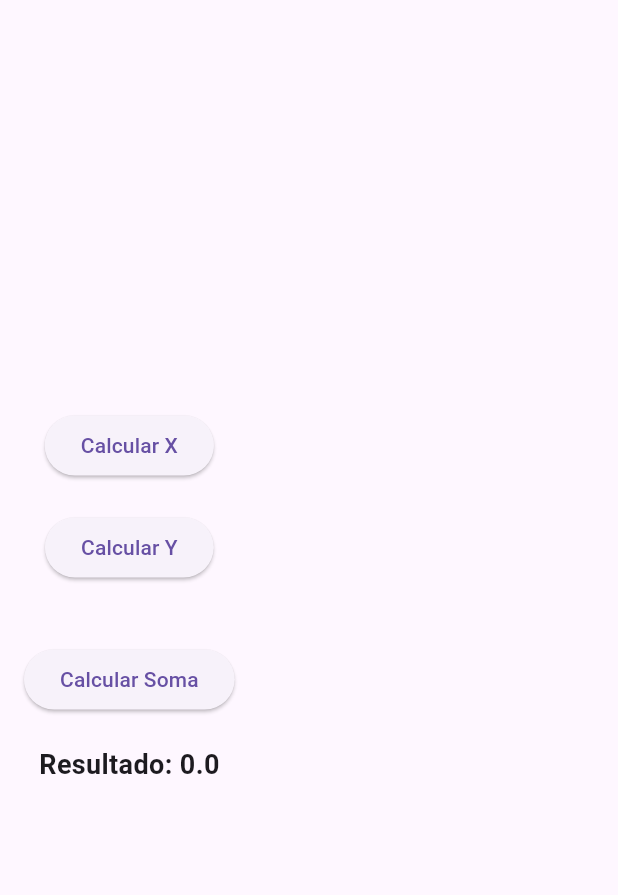
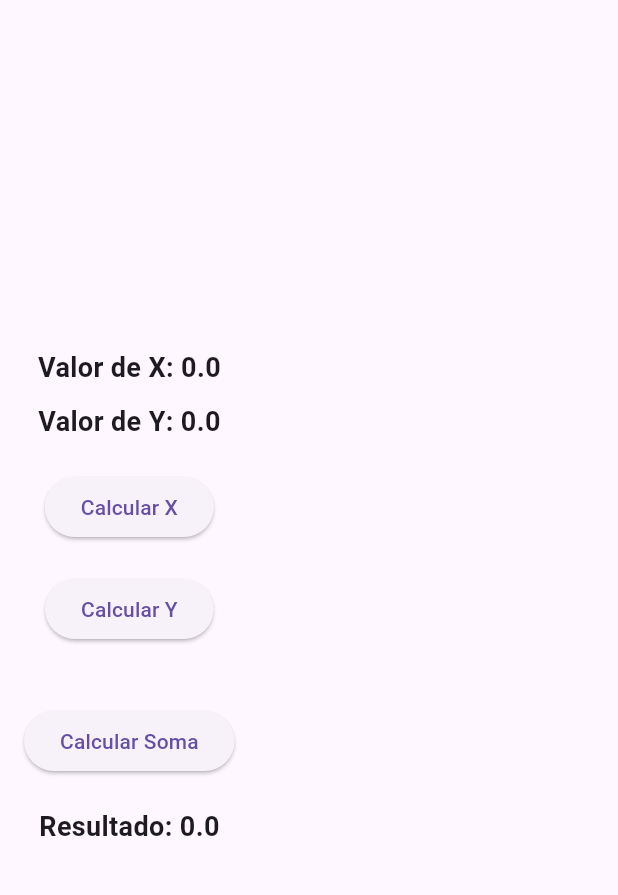
Before and after one commit to brunojamelli/calculadora_simples, a Flutter app: the screen it shows after launch, on a phone screen of 412 x 824 dp, the part 63-958 px from its top. Run offline on Flutter 3.47's test engine with Material 3 defaults, Android fonts, the phone set to English and light mode, and no system bars.

Commit message:
feat: adicionando as informações da tela 2 a tela 1

```diff
--- a/lib/main.dart
+++ b/lib/main.dart
@@ -65,6 +65,16 @@ class _Tela1State extends State<Tela1> {
         child: Column(
           mainAxisAlignment: MainAxisAlignment.center,
           children: [
+            Text(
+              'Valor de X: $x',
+              style: TextStyle(fontSize: 18, fontWeight: FontWeight.bold),
+            ),
+            SizedBox(height: 10),
+            Text(
+              'Valor de Y: $y',
+              style: TextStyle(fontSize: 18, fontWeight: FontWeight.bold),
+            ),
+            SizedBox(height: 20),
             ElevatedButton(
               onPressed: () => _navegarParaTela2(context, 'x'),
               child: Text('Calcular X'),
```
